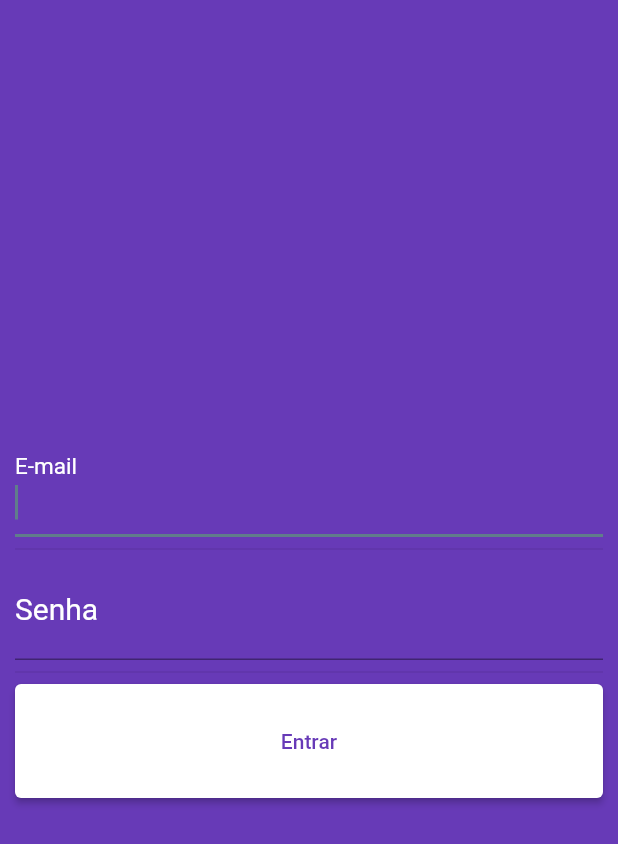
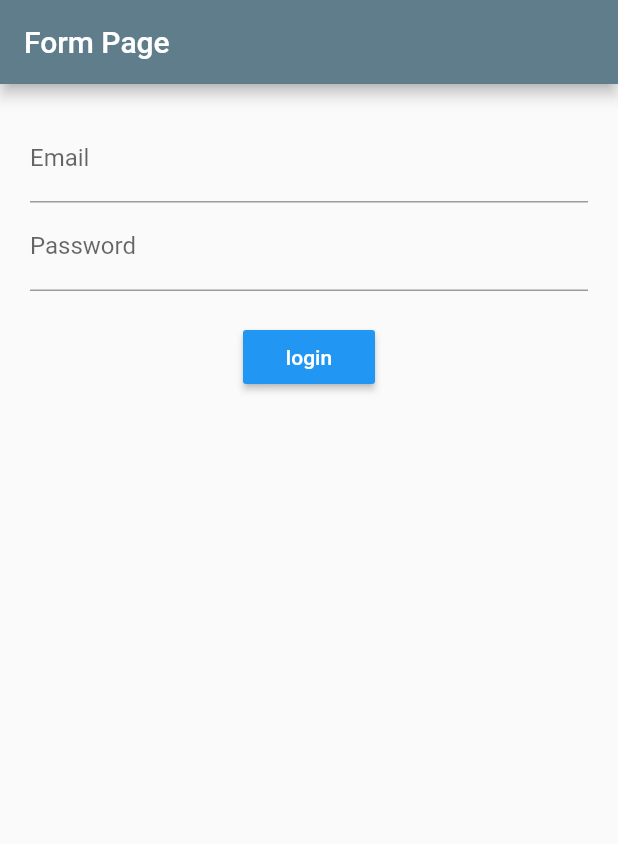
Before and after one commit to DevGabrielDeSouza/meootest, a Flutter app: the screen it shows after launch, on a phone screen of 412 x 824 dp. Shown: the top 844 px of the screen. Run offline on Flutter 3.47's test engine with Material 2 defaults, Android fonts, the phone set to English and light mode, and no system bars.

Commit message:
Test groups
- Added groups and test flows before and after groups

```diff
--- a/lib/main.dart
+++ b/lib/main.dart
@@ -1,8 +1,9 @@
 import 'package:flutter/material.dart';
+import 'package:testpoc/pages/form.page.dart';
 import 'package:testpoc/pages/login.page.dart';
 import 'package:testpoc/pages/store.page.dart';
 
-MainPage homePage = const MainPage(title: 'Localiza Meoo');
+MenuPage homePage = const MenuPage(title: 'Localiza Meoo');
 
 void main() {
 
@@ -23,20 +24,20 @@ class MyApp extends StatelessWidget {
       theme: ThemeData(
         primarySwatch: Colors.blueGrey,
       ),
-      home: const LoginPage(),
+      home: const FormPage(),
     );
   }
 }
 
-class MainPage extends StatefulWidget {
-  const MainPage({Key? key, required this.title}) : super(key: key);
+class MenuPage extends StatefulWidget {
+  const MenuPage({Key? key, required this.title}) : super(key: key);
   final String title;
 
   @override
-  State<MainPage> createState() => _MainPageState();
+  State<MenuPage> createState() => _MenuPageState();
 }
 
-class _MainPageState extends State<MainPage> {
+class _MenuPageState extends State<MenuPage> {
   int _currentIndex = 0;
 
   final pages = [
--- /dev/null
+++ b/lib/pages/form.page.dart
@@ -0,0 +1,93 @@
+import 'package:flutter/material.dart';
+
+import '../main.dart';
+
+class FormPage extends StatefulWidget {
+  const FormPage({Key? key}) : super(key: key);
+
+  @override
+  _FormPageState createState() => _FormPageState();
+}
+
+class _FormPageState extends State<FormPage> {
+  final scaffoldKey = GlobalKey<ScaffoldState>();
+  final formKey = GlobalKey<FormState>();
+
+  late String _email;
+  late String _password;
+
+  @override
+  void initState() {
+    super.initState();
+  }
+
+  @override
+  void dispose() {
+    super.dispose();
+  }
+
+  void _submit() {
+    final form = formKey.currentState;
+
+    if (form!.validate()) {
+      form.save();
+
+      Navigator.push(
+          context, MaterialPageRoute(builder: (context) => homePage));
+      //performLogin();
+    }
+  }
+
+  void performLogin() {
+    final snackbar = SnackBar(
+      content: Text("Email : $_email, password : $_password"),
+    );
+    scaffoldKey.currentState!.showSnackBar(snackbar);
+  }
+
+  @override
+  Widget build(BuildContext context) {
+    return Scaffold(
+        key: scaffoldKey,
+        appBar: AppBar(
+          title: const Text("Form Page"),
+        ),
+        body: Padding(
+          padding: const EdgeInsets.all(20.0),
+          child: Form(
+            key: formKey,
+            child: Column(
+              children: <Widget>[
+                TextFormField(
+                  key: const Key('user-field'),
+                  decoration: const InputDecoration(labelText: "Email"),
+                  validator: (val) =>
+                      !val!.contains('@') ? 'Invalid Email' : null,
+                  onSaved: (val) => _email = val!,
+                ),
+                TextFormField(
+                  key: const Key('password-field'),
+                  decoration: const InputDecoration(labelText: "Password"),
+                  validator: (val) =>
+                      val!.length < 6 ? 'Password too short' : null,
+                  onSaved: (val) => _password = val!,
+                  obscureText: true,
+                ),
+                const Padding(
+                  padding: EdgeInsets.only(top: 20.0),
+                ),
+                RaisedButton(
+                  key: const Key('login-button'),
+                  child: const Text(
+                    "login",
+                    style: TextStyle(color: Colors.white),
+                  ),
+                  color: Colors.blue,
+                  onPressed: _submit,
+                )
+              ],
+            ),
+          ),
+        ));
+  }
+}
--- a/lib/pages/login.page.dart
+++ b/lib/pages/login.page.dart
@@ -24,6 +24,8 @@ class _LoginPage extends State<LoginPage> {
                 autofocus: true,
                 key: const Key('user-field'),
                 keyboardType: TextInputType.emailAddress,
+                validator: (val) =>
+                    !val!.contains('@') ? 'Invalid Email' : null,
                 style: const TextStyle(color: Colors.white, fontSize: 20),
                 decoration: const InputDecoration(
                   labelText: "E-mail",
@@ -35,6 +37,8 @@ class _LoginPage extends State<LoginPage> {
                 autofocus: true,
                 key: const Key('password-field'),
                 keyboardType: TextInputType.text,
+                validator: (val) =>
+                    val!.length < 6 ? 'Password too short' : null,
                 obscureText: true,
                 style: const TextStyle(color: Colors.white, fontSize: 20),
                 decoration: const InputDecoration(
--- a/test_driver/app_test.dart
+++ b/test_driver/app_test.dart
@@ -3,35 +3,30 @@ import 'package:flutter_driver/flutter_driver.dart';
 import 'package:test/test.dart';
 
 void main() {
-	group('Counter App', () {
+	late FlutterDriver driver;
 
+	setUpAll(() async {
+		driver = await FlutterDriver.connect();
+	});
+
+	setUp(() async {
+		await driver.requestData('restart');
+	});
+
+	tearDownAll(() async {
+		driver.close();
+	});
+
+	group('Login', () {
 		final loginButtonFinder = find.byValueKey('login-button');
 		final userFieldFinder = find.byValueKey('user-field');
 		final passwordFieldFinder = find.byValueKey('password-field');
 
-
-		final menuBottomFinder = find.byValueKey('menu-bottom');
-		final sectionsScrollFinder = find.byValueKey('sections-scroll');
-		final sectionBoxFinder = find.byValueKey('section-box');
-
-		late FlutterDriver driver;
-
-		// Connect to the Flutter driver before running any tests.
-		setUpAll(() async {
-			driver = await FlutterDriver.connect();
-			//await Future.delayed(const Duration(seconds: 10), () {});
-		});
-
-		// Close the connection to the driver after the tests have completed.
-		tearDownAll(() async {
-			driver.close();
-		});
-
-		tearDown(() async{
+		setUp(() async {
 		await driver.requestData('restart');
 		});
 
-		test('When user insert an invalid email', () async{
+		test('When user insert an invalid email', () async {
 		await driver.tap(userFieldFinder);
 		await driver.enterText('tester-gmail.com');
 		await driver.tap(passwordFieldFinder);
@@ -39,23 +34,41 @@ void main() {
 
 		await driver.tap(loginButtonFinder);
 
+		await Future.delayed(const Duration(seconds: 3), () {});
+
+		expect(await driver.getText(find.text('Invalid Email')), 'Invalid Email');
+
 		await Future.delayed(const Duration(seconds: 5), () {});
 		});
 
-		test('When user insert an invalid email', () async{
+		test('When user insert a too short password', () async {
 		await driver.tap(userFieldFinder);
-			await driver.enterText('tester-gmail.com');
+		await driver.enterText('tester@gmail.com');
 		await driver.tap(passwordFieldFinder);
 		await driver.enterText('0');
 
 		await driver.tap(loginButtonFinder);
 
+		await Future.delayed(const Duration(seconds: 3), () {});
+
+		expect(await driver.getText(find.text('Password too short')), 'Password too short');
+
 		await Future.delayed(const Duration(seconds: 5), () {});
 		});
+	});
 
+	group('Open Section', () {
+		final menuBottomFinder = find.byValueKey('menu-bottom');
+		final sectionsScrollFinder = find.byValueKey('sections-scroll');
+		final sectionBoxFinder = find.byValueKey('section-box');
 
+		final loginButtonFinder = find.byValueKey('login-button');
+		final userFieldFinder = find.byValueKey('user-field');
+		final passwordFieldFinder = find.byValueKey('password-field');
 
-		test('When user open a section page',() async {
+		test('When user open a section page', () async {
+		await Future.delayed(const Duration(seconds: 5), () {});
+
 		await driver.tap(userFieldFinder);
 		await driver.enterText('tester@gmail.com');
 		await driver.tap(passwordFieldFinder);
@@ -63,33 +76,20 @@ void main() {
 
 		await driver.tap(loginButtonFinder);
 
-
-
 		await Future.delayed(const Duration(seconds: 1), () {});
 
 		await driver.waitFor(menuBottomFinder);
 
-
 		await driver.tap(find.text('Faturas'));
 
-
-
-			await driver.scroll(sectionsScrollFinder, -400, 0, const Duration(milliseconds: 500));
+		await driver.scroll(
+			sectionsScrollFinder, -400, 0, const Duration(milliseconds: 500));
 
 		await Future.delayed(const Duration(seconds: 5), () {});
 
-
-
 		await driver.tap(sectionBoxFinder);
-
-			await Future.delayed(const Duration(seconds: 3), () {});
-
-			await driver.requestData('restart');
-
-
-			await Future.delayed(const Duration(seconds: 6), () {});
-
-
 		});
 	});
+
+	return;
 }
```
Lines whose indentation alone changed are shown as unchanged.
